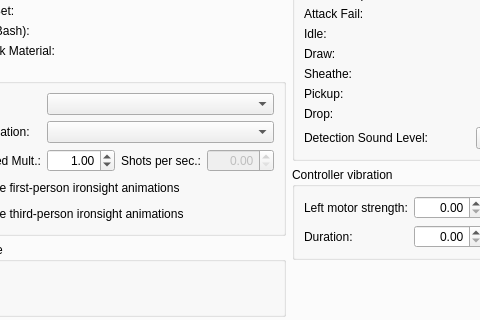
First picture: the form in native/src/DovahKit/ui/form_windows/weapon.ui, repository DavidJCobb/DovahKit, before the edit; both pictures show x 97 to 577 and y 282 to 602 of the 772 by 949 pixel window.
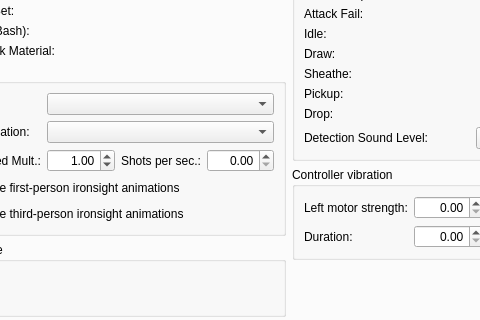
Second picture: the form after the edit. The open tabs and pages were chosen to show the change. Custom widgets are drawn as their Qt base class.

Diff of the .ui file:
```diff
--- a/native/src/DovahKit/ui/form_windows/weapon.ui
+++ b/native/src/DovahKit/ui/form_windows/weapon.ui
@@ -982,9 +982,6 @@
             </item>
             <item row="2" column="3">
              <widget class="QDoubleSpinBox" name="animShotsPerSec">
-              <property name="enabled">
-               <bool>false</bool>
-              </property>
               <property name="alignment">
                <set>Qt::AlignRight|Qt::AlignTrailing|Qt::AlignVCenter</set>
               </property>
```
